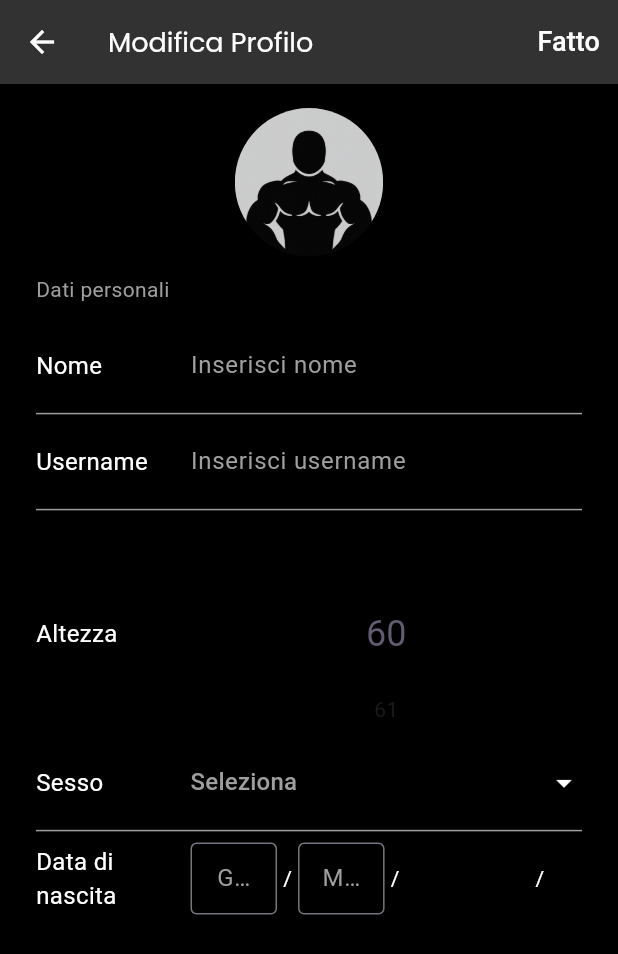
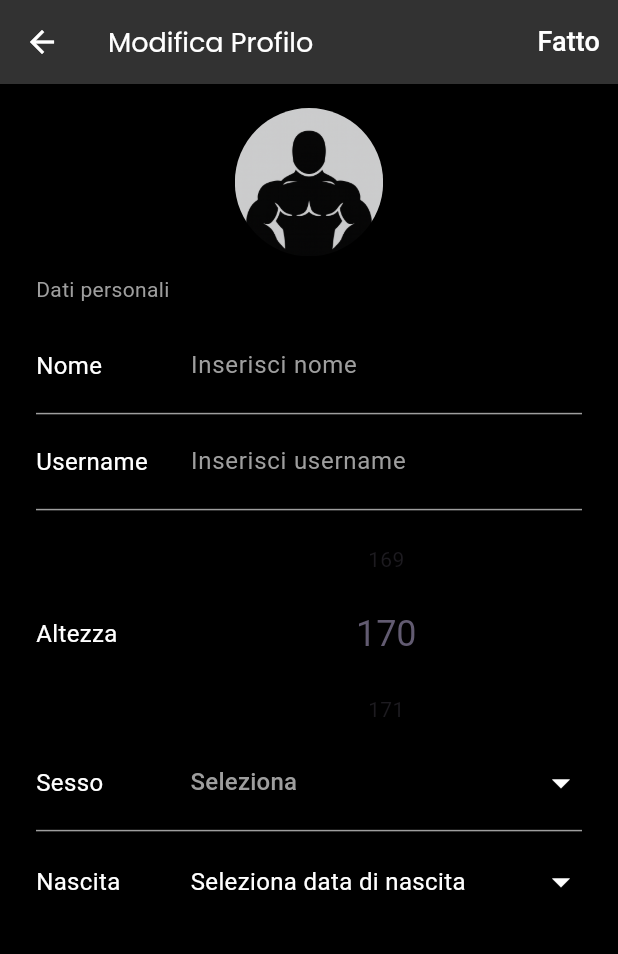
Before and after one commit to alessiogatto04/BYBV, a Flutter app: the screen it shows once a user with an empty profile is signed in, after a tap on the "edit" icon, on a phone screen of 412 x 824 dp. Shown: the top 954 px of the screen. Run offline on Flutter 3.47's test engine with Material 3 defaults, Android fonts, the phone set to English and light mode, and no system bars; drawn by our look-alikes of numberpicker; our stand-ins replace cloud_firestore, firebase_auth, firebase_core, google_sign_in, table_calendar, video_player; accounts and stored records are empty.

Commit message:
finita la pagina della modifica

```diff
--- a/bybv/lib/Pages/modifica.dart
+++ b/bybv/lib/Pages/modifica.dart
@@ -1,4 +1,5 @@
 import 'package:bybv/Pages/home_page.dart';
+import 'package:flutter/cupertino.dart';
 import 'package:flutter/material.dart';
 import 'package:flutter/services.dart';
 import 'package:numberpicker/numberpicker.dart';
@@ -15,24 +16,10 @@ class Modifica extends StatefulWidget {
 class _ModificaState extends State<Modifica> {
   String? selectedSex;
 
-  DateTime date = DateTime(DateTime.now().day, DateTime.now().month, DateTime.now().year);
-
-  final TextEditingController dayController = TextEditingController();
-  final TextEditingController monthController = TextEditingController();
-  final TextEditingController yearController = TextEditingController();
-
   final TextEditingController nameController = TextEditingController();
   final TextEditingController usernameController =TextEditingController();
+  DateTime? dataDiNascita;
 
-
-  @override
-  void dispose() {
-    dayController.dispose();
-    monthController.dispose();
-    yearController.dispose();
-    nameController.dispose();
-    super.dispose();
-  }
 
   int height = 170;
 
@@ -87,16 +74,46 @@ class _ModificaState extends State<Modifica> {
     }, SetOptions(merge: true));
   }
 
+  void _showDatePicker() {
+    showCupertinoModalPopup(
+      context: context,
+      builder: (_) => Container(
+        height: 250,
+        color: Colors.black,
+        child: SafeArea(
+          top: false,
+          child: CupertinoTheme(
+            data: const CupertinoThemeData(
+              brightness: Brightness.dark,
+              textTheme: CupertinoTextThemeData(
+                dateTimePickerTextStyle: TextStyle(
+                  color: Colors.white,
+                  fontSize: 20,
+                ),
+              ),
+            ),
+            child: CupertinoDatePicker(
+              mode: CupertinoDatePickerMode.date,
+              initialDateTime: dataDiNascita ?? DateTime(1900, 1,1),
+              maximumDate: DateTime.now(),
+              onDateTimeChanged: (newDate) {
+                setState(() {
+                  dataDiNascita = newDate;
+                });
+              },
+            ),
+          )
+        ),
+      ),
+    );
+  }
   Future<void> saveDateOfBirth() async{
     final user = FirebaseAuth.instance.currentUser;
     if(user == null) return;
 
     final docRef = FirebaseFirestore.instance.collection('users').doc(user.uid);
     await docRef.set({
-      'Data di Nascita': dayController.text + " " + monthController.text + " " + yearController.text,
-      'Giorno': dayController.text,
-      'Mese': monthController.text,
-      'Anno': yearController.text,
+      'Data Di Nascita': dataDiNascita,
     }, SetOptions(merge: true));
   }
 
@@ -127,10 +144,8 @@ class _ModificaState extends State<Modifica> {
           }else{
             selectedSex ="";
           }
-          if(data['Data di Nascita'] != null){
-            dayController.text = data['Giorno'];
-            monthController.text = data['Mese'];
-            yearController.text = data['Anno'];
+          if(data['Data Di Nascita'] != null){
+            dataDiNascita = (data['Data Di Nascita'] as Timestamp).toDate();
           }
         }
       });
@@ -305,6 +320,7 @@ class _ModificaState extends State<Modifica> {
                       icon: const Icon(
                         Icons.arrow_drop_down,
                         color: Colors.white,
+                        size: 28,
                       ),
                       hint: const Text(
                         "Seleziona",
@@ -351,94 +367,39 @@ class _ModificaState extends State<Modifica> {
                 SizedBox(
                   width: screenWidth * 0.25,
                   child: const Text(
-                    "Data di nascita",
+                    "Nascita",
                     style: TextStyle(color: Colors.white, fontSize: 16),
                   ),
                 ),
 
-                SizedBox(width: screenWidth * 0.14,
-                child: TextField(
-                  controller: dayController,
-                  keyboardType: TextInputType.number,
-                  textAlign: TextAlign.center,
-                  style: const TextStyle(color: Colors.white),
-                  inputFormatters: [
-                    FilteringTextInputFormatter.digitsOnly,
-                    LengthLimitingTextInputFormatter(2),
-                  ],
-                  decoration: const InputDecoration(
-                    hintText: "Giorno",
-                    hintStyle: TextStyle(color: Colors.grey),
-                    border: OutlineInputBorder(
-                      borderSide: BorderSide(color: Colors.grey),
+                Expanded(
+                  child: GestureDetector(
+                    onTap: _showDatePicker,
+                    child: Container(
+                      padding: const EdgeInsets.symmetric(vertical: 12),
+                      child: Row(
+                        mainAxisAlignment: MainAxisAlignment.spaceBetween,
+                        children: [
+                          Text(
+                            dataDiNascita == null
+                                ? "Seleziona data di nascita"
+                                : "${dataDiNascita!.day}/${dataDiNascita!.month}/${dataDiNascita!.year}",
+                            style: const TextStyle(color: Colors.white, fontSize: 16),
+                          ),
+                          const Icon(
+                            Icons.arrow_drop_down,
+                            color: Colors.white,
+                            size: 28,
+                          ),
+                        ]
+                      )
                     ),
-                    isDense: true,
-                    counterText: "",
                   ),
-                ),
-                ),
-                const Padding(padding: EdgeInsets.symmetric(horizontal: 4.0),
-                child: Text("/",
-                style: TextStyle(color: Colors.white),
-                ),
-                ),
-                SizedBox(width: screenWidth * 0.14,
-                child: TextField(
-                  controller: monthController,
-                  keyboardType: TextInputType.number,
-                  textAlign: TextAlign.center,
-                  style: const TextStyle(color: Colors.white),
-                  inputFormatters: [
-                    FilteringTextInputFormatter.digitsOnly,
-                    LengthLimitingTextInputFormatter(2),
-                  ],
-                  decoration: const InputDecoration(
-                    hintText: "Mese",
-                    hintStyle: TextStyle(color: Colors.grey),
-                    border: OutlineInputBorder(
-                      borderSide: BorderSide(color: Colors.grey),
-                    ),
-                    isDense: true,
-                    counterText: "",
-                  ),
-                ),
-                ),
-                const Padding(padding: EdgeInsets.symmetric(horizontal: 4.0),
-                child: Text("/",
-                style: TextStyle(color: Colors.white),
-                ),
-                ),
-                SizedBox(width: screenWidth * 0.20,
-
-                // child: datepicker
-
-                // child: TextField(
-                //   controller: yearController,
-                //   keyboardType: TextInputType.number,
-                //   textAlign: TextAlign.center,
-                //   style: const TextStyle(color: Colors.white),
-                //   inputFormatters: [
-                //     FilteringTextInputFormatter.digitsOnly,
-                //     LengthLimitingTextInputFormatter(4),
-                //   ],
-                //   decoration: const InputDecoration(
-                //     hintText: "Anno",
-                //     hintStyle: TextStyle(color: Colors.grey),
-                //     border: OutlineInputBorder(
-                //       borderSide: BorderSide(color: Colors.grey),
-                //     ),
-                //     isDense: true,
-                //     counterText: "",
-                //   ),
-                // ),
-                ),
-                const Padding(padding: EdgeInsets.symmetric(horizontal: 4.0),
-                child: Text("/",
-                style: TextStyle(color: Colors.white),
-                ),
                 )
               ],
             ),
+
+
           ],
         ),
       ),
```
Also changed, not shown: bybv/lib/Pages/home_page.dart (+7 -1 lines), bybv/lib/Pages/impostazioni.dart (+9 -13 lines).
